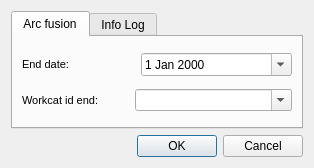
The window that core/ui/toolbars/edit/arc_fusion.ui (Giswater/giswater_qgis_plugin) describes before a commit, drawn with Qt 5.
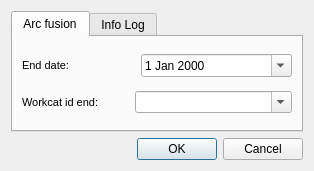
The same window after the commit.

```diff
--- a/core/ui/toolbars/edit/arc_fusion.ui
+++ b/core/ui/toolbars/edit/arc_fusion.ui
@@ -7,7 +7,7 @@
     <x>0</x>
     <y>0</y>
     <width>314</width>
-    <height>165</height>
+    <height>171</height>
    </rect>
   </property>
   <property name="windowTitle">
```
Left out of the diff: 4 changed lines with no effect on the pictures.
